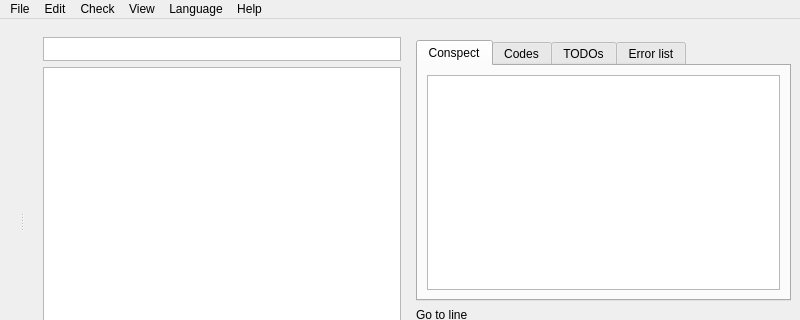
This is ui/mainwindow.ui in baziorek/STC_editor as Qt 5 draws it before an edit; both pictures show x 0 to 800 and y 0 to 320 of the 800 by 488 pixel window. The edited form follows.
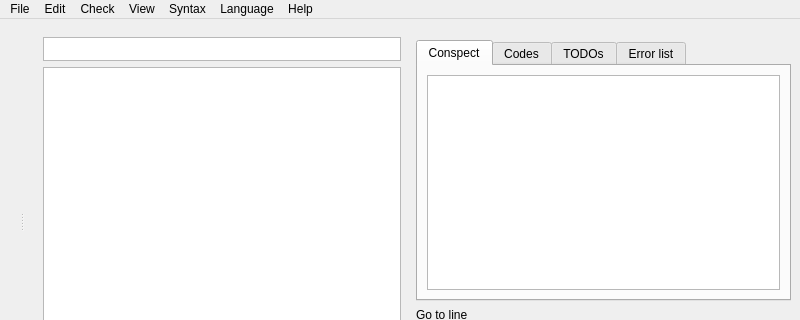
This is the edited form. Icons and pictures are not drawn. Custom widgets are drawn as their Qt base class.

The edit to the form file:
```diff
--- a/ui/mainwindow.ui
+++ b/ui/mainwindow.ui
@@ -256,6 +256,16 @@
     <addaction name="actionCopy_preview_html"/>
     <addaction name="actionStop_watch_uptime_and_working_time"/>
    </widget>
+   <widget class="QMenu" name="menuSyntax">
+    <property name="title">
+     <string>Syntax</string>
+    </property>
+    <addaction name="actionSyntaxStc"/>
+    <addaction name="actionSyntaxCpp"/>
+    <addaction name="actionSyntaxPython"/>
+    <addaction name="actionSyntaxXml"/>
+    <addaction name="actionSyntaxJson"/>
+   </widget>
    <widget class="QMenu" name="menuLanguage">
     <property name="title">
      <string>Language</string>
@@ -267,6 +277,7 @@
    <addaction name="menuEdit"/>
    <addaction name="menuCheck"/>
    <addaction name="menuView"/>
+   <addaction name="menuSyntax"/>
    <addaction name="menuLanguage"/>
    <addaction name="menuHelp"/>
   </widget>
```
Left out of the diff: 55 changed lines with no effect on the pictures.
